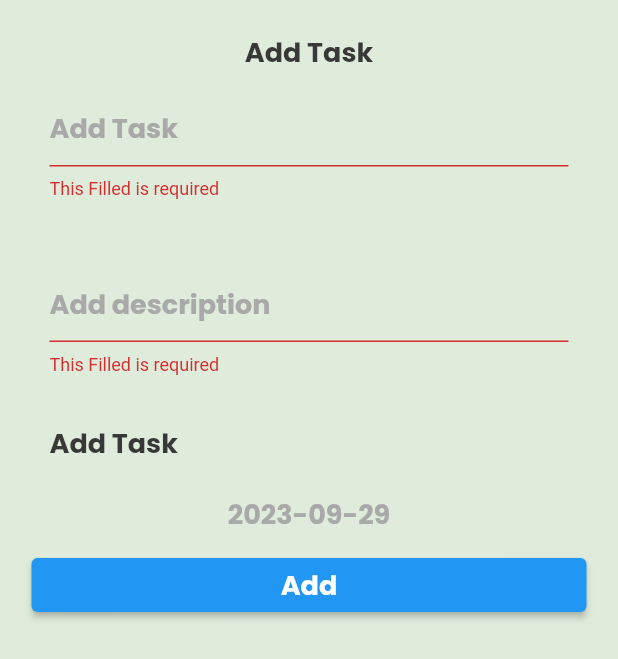
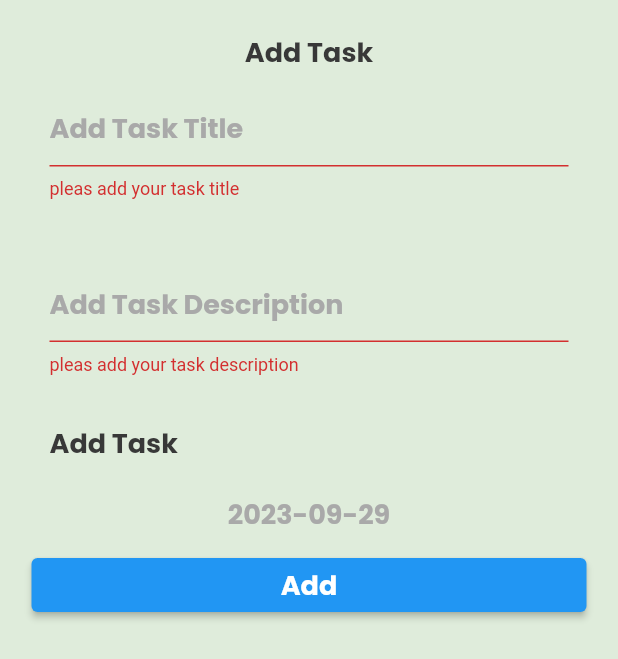
Before and after one commit to ahmed00331/todo_app, a Flutter app: the TaskBottomSheet widget shown alone on an empty page, opened directly, after a tap on "Add", on a phone screen of 412 x 824 dp. Shown: the top 659 px of the screen. Run offline on Flutter 3.47's test engine with Material 2 defaults, Android fonts, the phone set to English and light mode, and no system bars; our stand-ins replace date_picker_timeline, firebase_core, google_fonts; accounts and stored records are empty.

Commit message:
adding fire base and using provider

```diff
--- /dev/null
+++ b/lib/providers/task_bottom_sheet_provider.dart
@@ -0,0 +1,22 @@
+import 'package:flutter/material.dart';
+
+class TaskBottomSheetProvider extends ChangeNotifier {
+  var titleController = TextEditingController();
+  var descriptionController = TextEditingController();
+  var formKey = GlobalKey<FormState>();
+  var selectedDate = DateTime.now();
+
+  void showDate(BuildContext context) async {
+    DateTime? chosenDate = await showDatePicker(
+        context: context,
+        initialDate: selectedDate,
+        firstDate: DateTime.now(),
+        lastDate: DateTime.now().add(const Duration(days: 365 * 500)));
+
+    if (chosenDate == null) {
+      return;
+    }
+    selectedDate = chosenDate;
+    notifyListeners();
+  }
+}
--- a/lib/taps/todo_list_tap.dart
+++ b/lib/taps/todo_list_tap.dart
@@ -41,7 +41,7 @@ class _TodoListTapState extends State<TodoListTap> {
               separatorBuilder: (context, index) => SizedBox(
                     height: 20,
                   ),
-              itemCount: 3),
+              itemCount: 1),
         )
       ],
     );
--- a/lib/task_bottomSheet.dart
+++ b/lib/task_bottomSheet.dart
@@ -1,25 +1,21 @@
 import 'package:flutter/material.dart';
+import 'package:provider/provider.dart';
+import 'package:todo/providers/task_bottom_sheet_provider.dart';
 
-class TaskBottomSheet extends StatefulWidget {
-  @override
-  State<TaskBottomSheet> createState() => _TaskBottomSheetState();
-}
-
-class _TaskBottomSheetState extends State<TaskBottomSheet> {
-  var titleController = TextEditingController();
-  var descriptionController = TextEditingController();
-  var selectedDate = DateTime.now();
-  var formKey = GlobalKey<FormState>();
-
+class TaskBottomSheet extends StatelessWidget {
   @override
   Widget build(BuildContext context) {
+    return ChangeNotifierProvider(
+      create: (context) => TaskBottomSheetProvider(),
+      builder: (context, _) {
+        var pro = Provider.of<TaskBottomSheetProvider>(context);
         return SingleChildScrollView(
           child: SizedBox(
-        height: MediaQuery.of(context).size.height * .60,
+            height: MediaQuery.of(context).size.height * .57,
             child: Padding(
               padding: const EdgeInsets.all(21.0),
               child: Form(
-            key: formKey,
+                key: pro.formKey,
                 child: Column(
                   crossAxisAlignment: CrossAxisAlignment.stretch,
                   children: [
@@ -31,36 +27,36 @@ class _TaskBottomSheetState extends State<TaskBottomSheet> {
                     Padding(
                       padding: const EdgeInsets.all(12.0),
                       child: TextFormField(
-                    controller: titleController,
+                        controller: pro.titleController,
                         validator: (value) {
-                      if (value == null || value.isEmpty) {
-                        return "This Filled is required";
+                          if (value!.isEmpty) {
+                            return "pleas add your task title";
                           }
                           return null;
                         },
                         decoration: InputDecoration(
-                        hintText: "Add Task",
+                            hintText: "Add Task Title",
                             hintStyle: Theme.of(context)
                                 .textTheme
                                 .bodyMedium!
                                 .copyWith(color: const Color(0xffA9A9A9))),
                       ),
                     ),
-                SizedBox(
+                    const SizedBox(
                       height: 20,
                     ),
                     Padding(
                       padding: const EdgeInsets.all(12.0),
                       child: TextFormField(
-                    controller: descriptionController,
+                        controller: pro.descriptionController,
                         validator: (value) {
-                      if (value == null || value.isEmpty) {
-                        return "This Filled is required";
+                          if (value!.isEmpty) {
+                            return "pleas add your task description";
                           }
                           return null;
                         },
                         decoration: InputDecoration(
-                        hintText: "Add description ",
+                            hintText: "Add Task Description ",
                             hintStyle: Theme.of(context)
                                 .textTheme
                                 .bodyMedium!
@@ -82,11 +78,10 @@ class _TaskBottomSheetState extends State<TaskBottomSheet> {
                     ),
                     InkWell(
                       onTap: () {
-                    showDate();
-                    setState(() {});
+                        pro.showDate(context);
                       },
                       child: Text(
-                    selectedDate.toString().substring(0, 10),
+                        pro.selectedDate.toString().substring(0, 10),
                         style: Theme.of(context)
                             .textTheme
                             .bodyMedium!
@@ -99,11 +94,9 @@ class _TaskBottomSheetState extends State<TaskBottomSheet> {
                     ),
                     ElevatedButton(
                         onPressed: () {
-                      setState(() {
-                        if (formKey.currentState!.validate()) {
+                          if (pro.formKey.currentState!.validate()) {
                             return;
                           }
-                      });
                         },
                         child: Text(
                           "Add",
@@ -119,19 +112,7 @@ class _TaskBottomSheetState extends State<TaskBottomSheet> {
             ),
           ),
         );
-  }
-
-  void showDate() async {
-    DateTime? chosenDate = await showDatePicker(
-        context: context,
-        initialDate: selectedDate,
-        firstDate: DateTime.now(),
-        lastDate: DateTime.now().add(Duration(days: 365 * 500)));
-
-    if (chosenDate == null) {
-      return;
-    }
-    selectedDate = chosenDate;
-    setState(() {});
+      },
+    );
   }
 }
--- a/pubspec.yaml
+++ b/pubspec.yaml
@@ -36,6 +36,9 @@ dependencies:
   # Use with the CupertinoIcons class for iOS style icons.
   cupertino_icons: ^1.0.2
   date_picker_timeline: any
+  firebase_core: ^2.16.0
+  cloud_firestore: ^4.9.2
+  provider: ^6.0.5
 dev_dependencies:
   flutter_test:
     sdk: flutter
```
Also changed, not shown: lib/home_screen.dart (+5 -10 lines), lib/main.dart (+8 -1 lines), lib/firebase_options.dart (added), pubspec.lock, 4 other files. Lines whose indentation alone changed are shown as unchanged.
